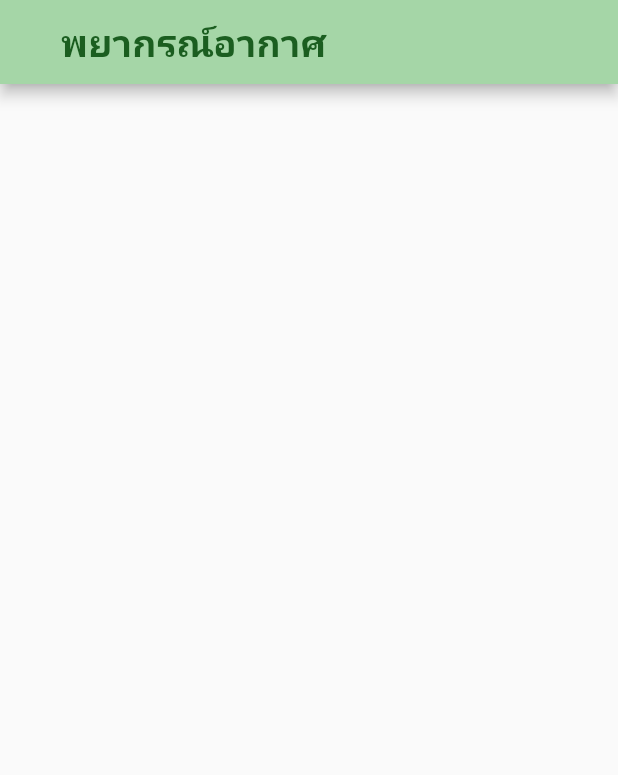
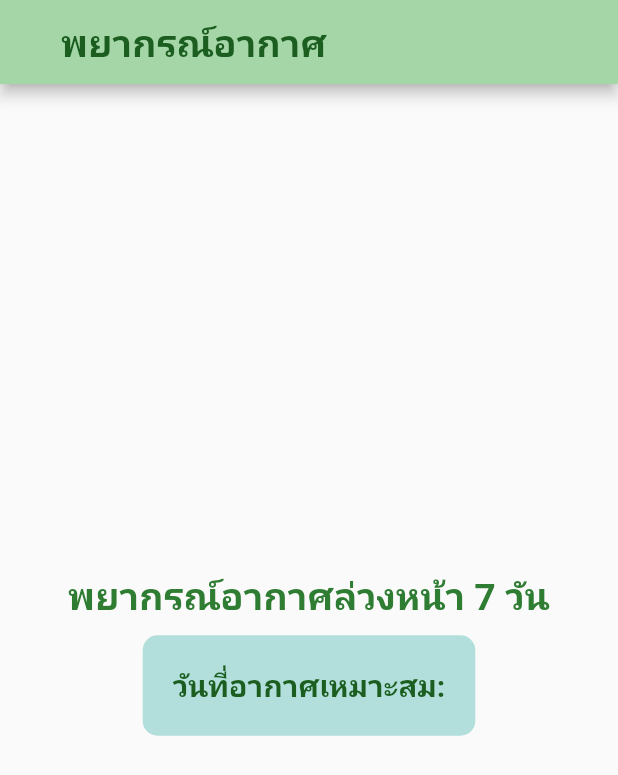
Before and after one commit to pearnatnicha/mobile_dev_project2, a Flutter app: the screen it shows after launch, on a phone screen of 412 x 824 dp. Shown: the top 775 px of the screen. Run offline on Flutter 3.47's test engine with Material 2 defaults, Android fonts, the phone set to English and light mode, and no system bars; our stand-ins replace cloud_firestore, firebase_core; accounts and stored records are empty.

Commit message:
add text and basecard on weather forecast screen

```diff
--- a/lib/weather_forecast.dart
+++ b/lib/weather_forecast.dart
@@ -1,3 +1,4 @@
+import 'package:firebase_demo/base_card.dart';
 import 'package:flutter/material.dart';
 
 class WeatherForecast extends StatefulWidget {
@@ -22,6 +23,33 @@ class _WeatherForecastState extends State<WeatherForecast> {
           centerTitle: false,
           backgroundColor: Colors.green[200],
         ),
-    );
+        body: Center(
+          child: Column(mainAxisAlignment: MainAxisAlignment.center,
+              children: [
+            Text(
+              'พยากรณ์อากาศล่วงหน้า 7 วัน',
+              style: TextStyle(
+                fontSize: 25.0,
+                fontWeight: FontWeight.bold,
+                color: Colors.green[800],
+              ),
+            ),
+                BaseCard(
+                  theChild: Padding(
+                    padding: const EdgeInsets.all(20.0),
+                    child: Text(
+                      "วันที่อากาศเหมาะสม:",
+                      textAlign: TextAlign.center,
+                      style: TextStyle(
+                        fontSize: 20.0,
+                        fontWeight: FontWeight.bold,
+                        color: Colors.green.shade900,
+                      ),
+                    ),
+                  ),
+                  theColor: Colors.teal.shade100,
+                ),
+          ]),
+        ));
   }
 }
```
Also changed, not shown: lib/home.dart (+27 -1 lines), 2 other files. Lines whose indentation alone changed are shown as unchanged.
